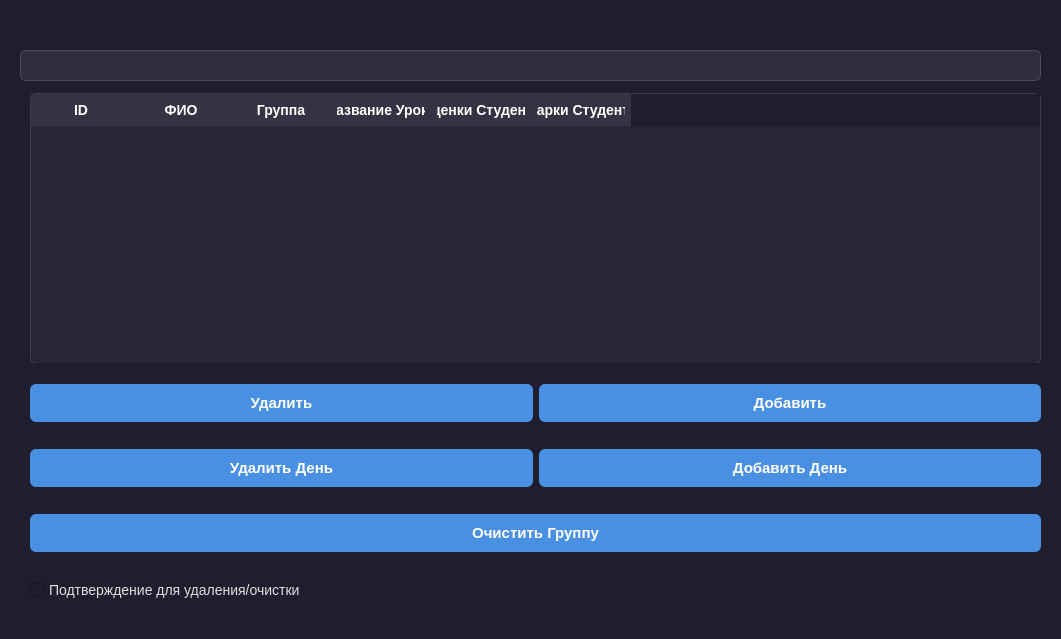
The window that LessonsCore/accountingassessments.ui (Gerakl1123/ARDA_Stud_Manager) describes before a commit, drawn with Qt 5.
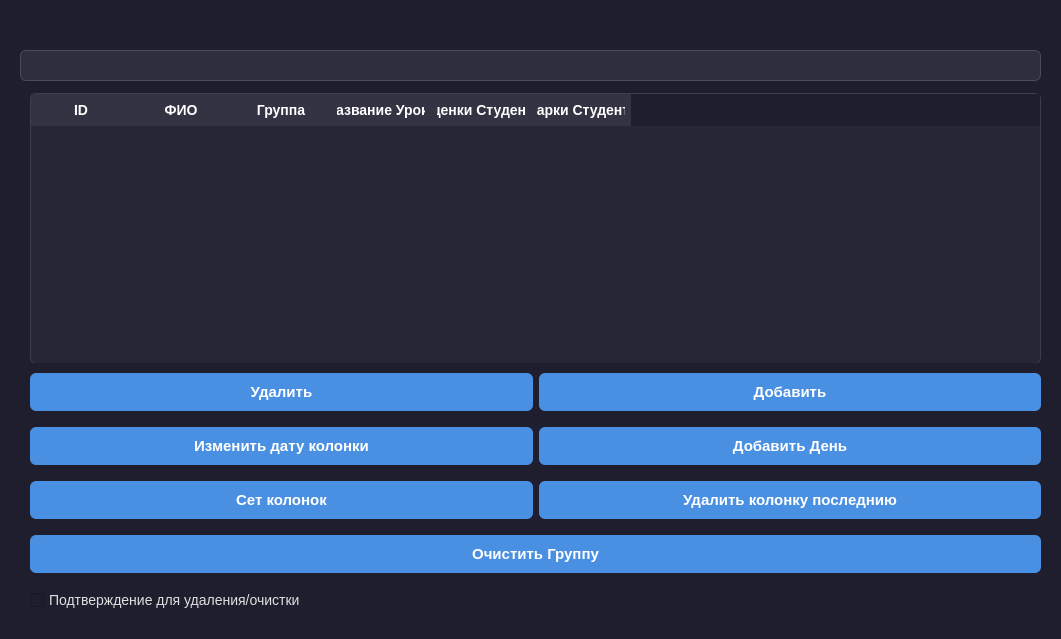
The same window after the commit.

```diff
--- a/LessonsCore/accountingassessments.ui
+++ b/LessonsCore/accountingassessments.ui
@@ -205,27 +205,27 @@
     </rect>
    </property>
    <layout class="QGridLayout" name="gridLayout">
-    <item row="3" column="0" colspan="2">
-     <widget class="QCheckBox" name="checkBoxConfrimDelete">
+    <item row="1" column="0">
+     <widget class="QPushButton" name="btnEditColmn">
       <property name="text">
-       <string>Подтверждение для удаления/очистки</string>
+       <string>Изменить дату колонки</string>
       </property>
      </widget>
     </item>
-    <item row="2" column="0" colspan="2">
+    <item row="1" column="1">
+     <widget class="QPushButton" name="btnAddDay">
+      <property name="text">
+       <string>Добавить День</string>
+      </property>
+     </widget>
+    </item>
+    <item row="7" column="0" colspan="2">
      <widget class="QPushButton" name="btnClear">
       <property name="text">
        <string>Очистить Группу</string>
       </property>
      </widget>
     </item>
-    <item row="0" column="1">
-     <widget class="QPushButton" name="btnAdd">
-      <property name="text">
-       <string>Добавить</string>
-      </property>
-     </widget>
-    </item>
     <item row="0" column="0">
      <widget class="QPushButton" name="btnDelete">
       <property name="text">
@@ -233,17 +233,31 @@
       </property>
      </widget>
     </item>
-    <item row="1" column="1">
-     <widget class="QPushButton" name="btnAddDay">
+    <item row="8" column="0" colspan="2">
+     <widget class="QCheckBox" name="checkBoxConfrimDelete">
       <property name="text">
-       <string>Добавить День</string>
+       <string>Подтверждение для удаления/очистки</string>
       </property>
      </widget>
     </item>
-    <item row="1" column="0">
-     <widget class="QPushButton" name="btnDeleteDay">
+    <item row="0" column="1">
+     <widget class="QPushButton" name="btnAdd">
       <property name="text">
-       <string>Удалить День</string>
+       <string>Добавить</string>
+      </property>
+     </widget>
+    </item>
+    <item row="2" column="1">
+     <widget class="QPushButton" name="btnDeleteLastColumn">
+      <property name="text">
+       <string>Удалить колонку последнию</string>
+      </property>
+     </widget>
+    </item>
+    <item row="2" column="0">
+     <widget class="QPushButton" name="btnSet">
+      <property name="text">
+       <string>Сет колонок</string>
       </property>
      </widget>
     </item>
```
